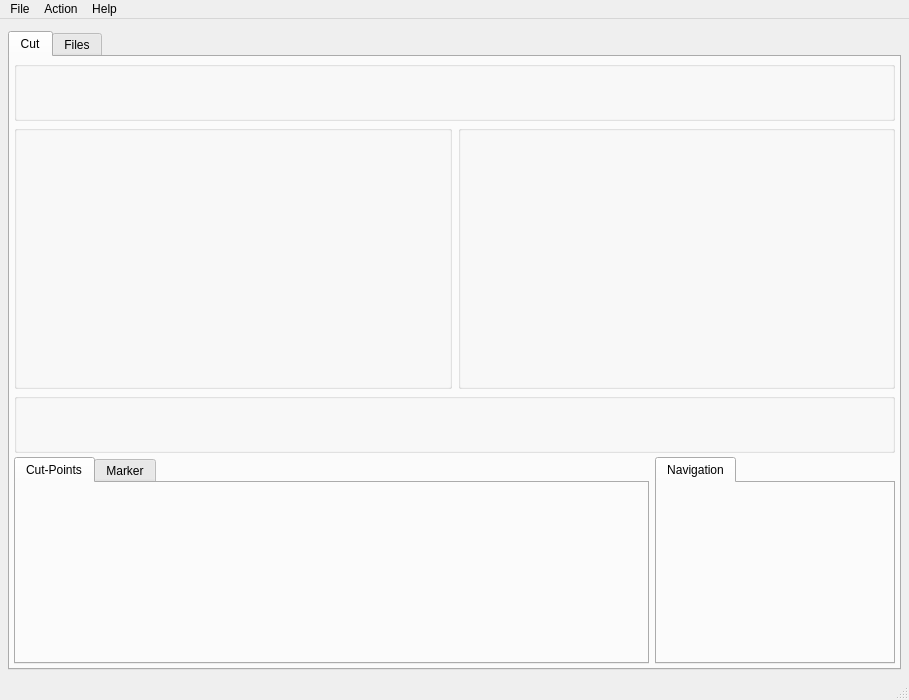
The window that ui/ttcutmainwnd_new.ui (baltendorf/ttcut) describes before a commit, drawn with Qt 5.
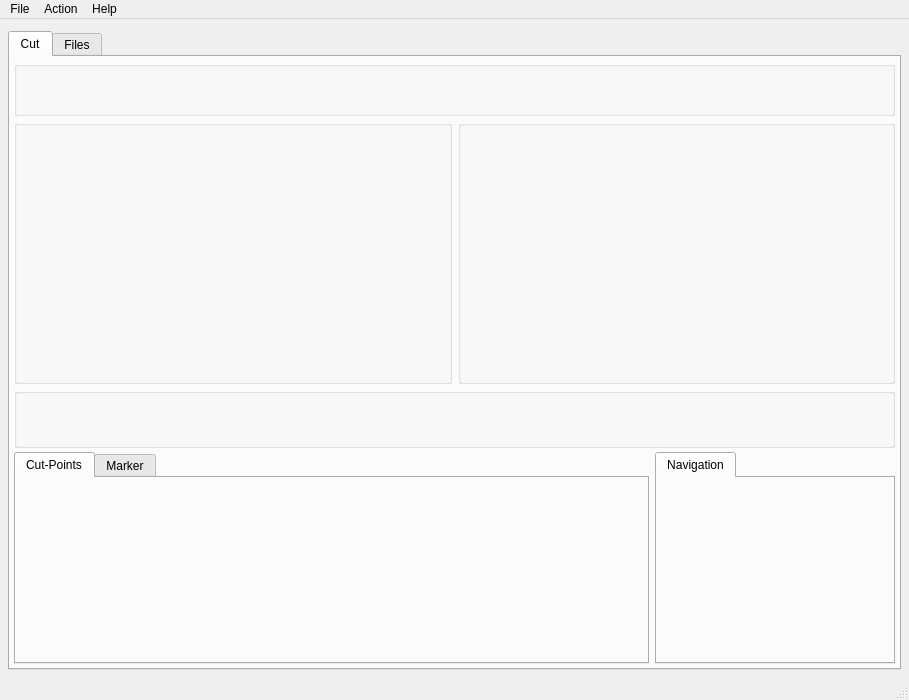
The same window after the commit. Icons and pictures are not drawn. Custom widgets are drawn as their Qt base class.

Commit message: taller video info widget

What changed in the file:
```diff
--- a/ui/ttcutmainwnd_new.ui
+++ b/ui/ttcutmainwnd_new.ui
@@ -71,13 +71,13 @@
           <property name="minimumSize" >
            <size>
             <width>0</width>
-            <height>60</height>
+            <height>55</height>
            </size>
           </property>
           <property name="maximumSize" >
            <size>
             <width>16777215</width>
-            <height>60</height>
+            <height>55</height>
            </size>
           </property>
           <property name="sizeIncrement" >
```
The commit also changes 2 other files.
